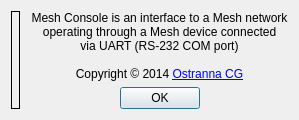
The window that MeshConsole/AboutMC.ui (Kreyl/armlet) describes before a commit, drawn with Qt 5.
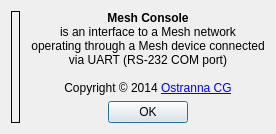
The same window after the commit. Icons and pictures are not drawn.

```diff
--- a/MeshConsole/AboutMC.ui
+++ b/MeshConsole/AboutMC.ui
@@ -40,7 +40,7 @@
      <item>
       <widget class="QLabel" name="textLabel">
        <property name="text">
-        <string>Mesh Console is an interface to a Mesh network&lt;br&gt;operating through a Mesh device connected&lt;br&gt;via UART (RS-232 COM port)&lt;br&gt;&lt;br&gt;Copyright &amp;copy; 2014 &lt;a href=&quot;http://ostranna.ru&quot;&gt;Ostranna CG&lt;/a&gt;</string>
+        <string>&lt;strong&gt;Mesh Console&lt;/strong&gt;&lt;br&gt;is an interface to a Mesh network&lt;br&gt;operating through a Mesh device connected&lt;br&gt;via UART (RS-232 COM port)&lt;br&gt;&lt;br&gt;Copyright &amp;copy; 2014 &lt;a href=&quot;http://ostranna.ru&quot;&gt;Ostranna CG&lt;/a&gt;</string>
        </property>
        <property name="alignment">
         <set>Qt::AlignCenter</set>
```
